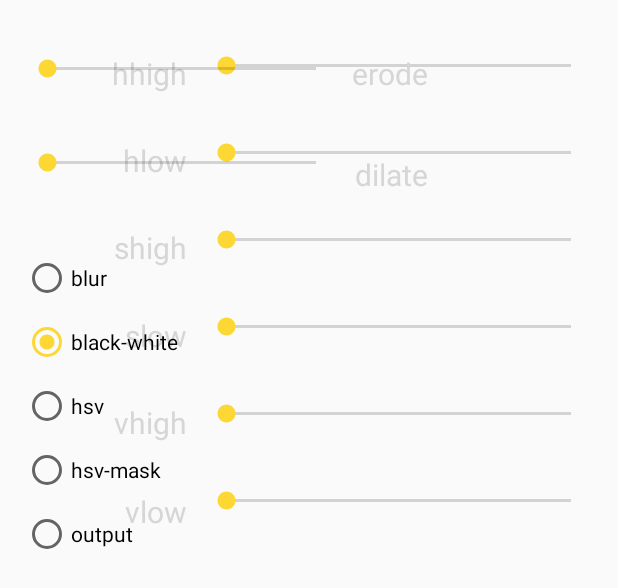
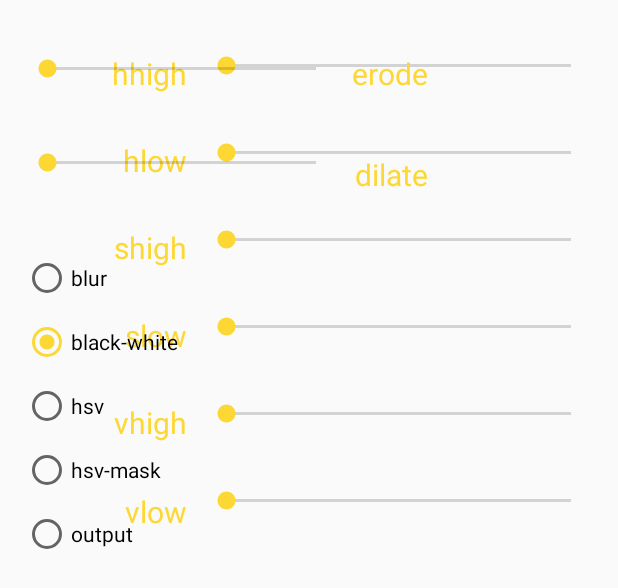
Before and after one commit to nz5/CVAndroidRadar, an Android app: the layout activity_calibration.xml on its own in the app's theme, with its tools: preview values and no code run, on a phone screen of 412 x 824 dp. Shown: the top 588 px of the screen. Run offline under Robolectric (Android 15) with nearby library versions, the phone set to English and light mode, and no system bars.

Commit message:
change calibrate acitivity colors

```diff
--- a/app/src/main/res/layout/activity_calibration.xml
+++ b/app/src/main/res/layout/activity_calibration.xml
@@ -83,7 +83,7 @@
 
     <TextView
         android:id="@+id/textView-hhigh"
-        android:textColor="@color/colorAccent"
+        android:textColor="@color/secondaryColor"
         android:textSize="20sp"
         android:layout_width="wrap_content"
         android:layout_height="wrap_content"
@@ -97,7 +97,7 @@
 
     <TextView
         android:id="@+id/textView-hlow"
-        android:textColor="@color/colorAccent"
+        android:textColor="@color/secondaryColor"
         android:textSize="20sp"
         android:layout_width="wrap_content"
         android:layout_height="wrap_content"
@@ -111,7 +111,7 @@
 
     <TextView
         android:id="@+id/textView-shigh"
-        android:textColor="@color/colorAccent"
+        android:textColor="@color/secondaryColor"
         android:textSize="20sp"
         android:layout_width="wrap_content"
         android:layout_height="wrap_content"
@@ -125,7 +125,7 @@
 
     <TextView
         android:id="@+id/textView-slow"
-        android:textColor="@color/colorAccent"
+        android:textColor="@color/secondaryColor"
         android:textSize="20sp"
         android:layout_width="wrap_content"
         android:layout_height="wrap_content"
@@ -139,7 +139,7 @@
 
     <TextView
         android:id="@+id/textView-vhigh"
-        android:textColor="@color/colorAccent"
+        android:textColor="@color/secondaryColor"
         android:textSize="20sp"
         android:layout_width="wrap_content"
         android:layout_height="wrap_content"
@@ -153,7 +153,7 @@
 
     <TextView
         android:id="@+id/textView-vlow"
-        android:textColor="@color/colorAccent"
+        android:textColor="@color/secondaryColor"
         android:textSize="20sp"
         android:layout_width="wrap_content"
         android:layout_height="wrap_content"
@@ -190,7 +190,7 @@
 
     <TextView
         android:id="@+id/textView-erode"
-        android:textColor="@color/colorAccent"
+        android:textColor="@color/secondaryColor"
         android:textSize="20sp"
         android:layout_width="wrap_content"
         android:layout_height="wrap_content"
@@ -204,7 +204,7 @@
 
     <TextView
         android:id="@+id/textView-dilate"
-        android:textColor="@color/colorAccent"
+        android:textColor="@color/secondaryColor"
         android:textSize="20sp"
         android:layout_width="wrap_content"
         android:layout_height="wrap_content"
```
